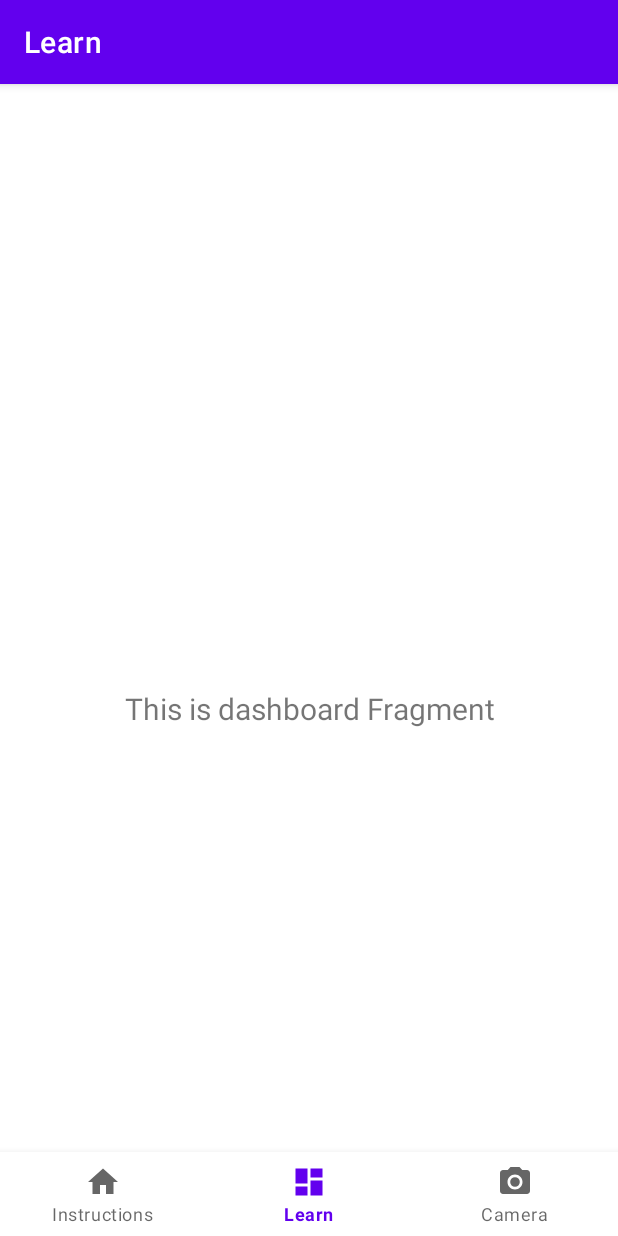
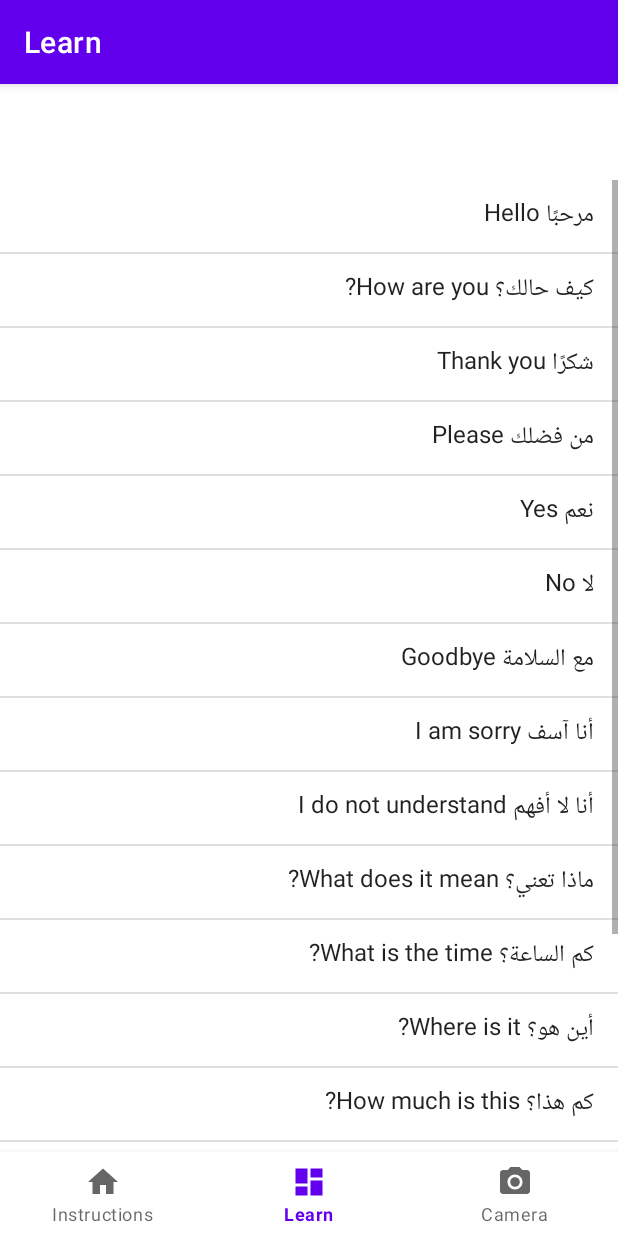
Before and after one commit to samielmadani/ArabicLingo, an Android app: the DashboardFragment screen opened through its navigation route, on a phone screen of 412 x 824 dp. Run offline under Robolectric (Android 15) with nearby library versions, the phone set to English and light mode, and no system bars; our stand-ins replace navigation-ui.

Commit message:
Saving progress

```diff
--- a/app/src/main/java/com/example/arabiclingo/ui/dashboard/DashboardFragment.kt
+++ b/app/src/main/java/com/example/arabiclingo/ui/dashboard/DashboardFragment.kt
@@ -1,37 +1,65 @@
 package com.example.arabiclingo.ui.dashboard
 
+import PhraseDialogFragment
 import android.os.Bundle
 import android.view.LayoutInflater
 import android.view.View
 import android.view.ViewGroup
-import android.widget.TextView
+import android.widget.ArrayAdapter
+import android.widget.Button
+import android.widget.ListView
 import androidx.fragment.app.Fragment
 import androidx.lifecycle.ViewModelProvider
+import com.example.arabiclingo.R
 import com.example.arabiclingo.databinding.FragmentDashboardBinding
+
+
+
 
 class DashboardFragment : Fragment() {
 
     private var _binding: FragmentDashboardBinding? = null
+    private val binding get() = _binding!!
+    private lateinit var listView: ListView
 
-    // This property is only valid between onCreateView and
-    // onDestroyView.
-    private val binding get() = _binding!!
+    private val phrasess = arrayOf(
+        "مرحبًا", "كيف حالك؟", "شكرًا", "من فضلك",
+        // Add more phrases here
+    )
+
+    private val phrases: Array<String> by lazy {
+        resources.getStringArray(R.array.phrases_array)
+    }
+
+
+
+
 
     override fun onCreateView(
         inflater: LayoutInflater,
         container: ViewGroup?,
         savedInstanceState: Bundle?
     ): View {
+
+
+
         val dashboardViewModel =
             ViewModelProvider(this).get(DashboardViewModel::class.java)
 
         _binding = FragmentDashboardBinding.inflate(inflater, container, false)
         val root: View = binding.root
 
-        val textView: TextView = binding.textDashboard
-        dashboardViewModel.text.observe(viewLifecycleOwner) {
-            textView.text = it
+        listView = root.findViewById(R.id.listView)
+
+        val adapter = ArrayAdapter(requireContext(), android.R.layout.simple_list_item_1, phrases)
+        listView.adapter = adapter
+
+        listView.setOnItemClickListener { _, _, position, _ ->
+            val selectedPhrase = phrases[position]
+            val dialogFragment = PhraseDialogFragment(selectedPhrase)
+            dialogFragment.show(parentFragmentManager, "PhraseDialog")
         }
+
         return root
     }
 
--- a/app/src/main/java/com/example/arabiclingo/ui/home/HomeFragment.kt
+++ b/app/src/main/java/com/example/arabiclingo/ui/home/HomeFragment.kt
@@ -32,6 +32,11 @@ class HomeFragment : Fragment() {
         homeViewModel.text.observe(viewLifecycleOwner) {
             textView.text = it
         }
+
+        val instructionsContent: TextView = binding.instructionsContent
+        homeViewModel.instructions.observe(viewLifecycleOwner) {
+            instructionsContent.text = it
+        }
         return root
     }
 
--- a/app/src/main/java/com/example/arabiclingo/ui/home/HomeViewModel.kt
+++ b/app/src/main/java/com/example/arabiclingo/ui/home/HomeViewModel.kt
@@ -7,7 +7,37 @@ import androidx.lifecycle.ViewModel
 class HomeViewModel : ViewModel() {
 
     private val _text = MutableLiveData<String>().apply {
-        value = "Welcome to ArabicLingo!"
+        value = "Welcome to ArabicLingo! \n\n" +
+                "Learn Arabic effortlessly with ArabicLingo. Explore the Learn Tab to practice translations and perfect your skills. " +
+                "In the Camera Tab, capture handwritten Arabic notes and share them. Your journey to Arabic fluency starts here."
     }
     val text: LiveData<String> = _text
+
+    private val _instructions = MutableLiveData<String>().apply {
+        value = "\nLearn Tab:\n" +
+                "\n" +
+                "In the Learn tab, you will find a list of Arabic phrases. To start learning, follow these steps:\n" +
+                "\n" +
+                "1. Tap on a specific phrase from the list.\n" +
+                "2. A box will appear where you can enter the English translation of the selected Arabic phrase.\n" +
+                "3. Press the \"Submit\" button.\n" +
+                "4. If your translation is correct, the phrase will appear in green.\n" +
+                "5. If your translation is incorrect, the phrase will appear in red.\n" +
+                "\n" +
+                "With the Learn tab, you can practice and enhance your Arabic vocabulary by translating phrases accurately.\n" +
+                "\n\n\n" +
+                "Camera Tab:\n" +
+                "\n" +
+                "In the Camera tab, you can utilize your phone's camera for a unique learning experience:\n" +
+                "\n" +
+                "1. Tap on the Camera tab.\n" +
+                "2. Use your phone's camera to take a photo of your handwritten Arabic writing.\n" +
+                "3. You can save the photo to your camera roll for future reference.\n" +
+                "4. You can also share the photo with your friends to get feedback or discuss your progress.\n" +
+                "\n" +
+                "The Camera tab provides an innovative way to practice your Arabic writing skills and share your learning journey with others.\n" +
+                "\n" +
+                "We hope you enjoy using ArabicLingo to learn Arabic and enhance your language skills. Happy learning!\n"
+    }
+    val instructions: LiveData<String> = _instructions
 }
--- a/app/src/main/res/layout/fragment_dashboard.xml
+++ b/app/src/main/res/layout/fragment_dashboard.xml
@@ -6,17 +6,11 @@
     android:layout_height="match_parent"
     tools:context=".ui.dashboard.DashboardFragment">
 
-    <TextView
-        android:id="@+id/text_dashboard"
+    <ListView
+        android:id="@+id/listView"
         android:layout_width="match_parent"
-        android:layout_height="wrap_content"
-        android:layout_marginStart="8dp"
+        android:layout_height="match_parent"
         android:layout_marginTop="8dp"
-        android:layout_marginEnd="8dp"
-        android:textAlignment="center"
-        android:textSize="20sp"
-        app:layout_constraintBottom_toBottomOf="parent"
-        app:layout_constraintEnd_toEndOf="parent"
-        app:layout_constraintStart_toStartOf="parent"
         app:layout_constraintTop_toTopOf="parent" />
+
 </androidx.constraintlayout.widget.ConstraintLayout>
--- a/app/src/main/res/values/strings.xml
+++ b/app/src/main/res/values/strings.xml
@@ -3,4 +3,57 @@
     <string name="title_home">Instructions</string>
     <string name="title_dashboard">Learn</string>
     <string name="title_notifications">Camera</string>
+
+
+
+
+
+
+    <string name="phrase_1">مرحبًا Hello</string>
+    <string name="phrase_2">كيف حالك؟ How are you?</string>
+    <string name="phrase_3">شكرًا Thank you</string>
+    <string name="phrase_4">من فضلك Please</string>
+    <string name="phrase_5">نعم Yes</string>
+    <string name="phrase_6">لا No</string>
+    <string name="phrase_7">مع السلامة Goodbye</string>
+    <string name="phrase_8">أنا آسف I am sorry</string>
+    <string name="phrase_9">أنا لا أفهم I do not understand</string>
+    <string name="phrase_10">ماذا تعني؟ What does it mean?</string>
+    <string name="phrase_11">كم الساعة؟ What is the time?</string>
+    <string name="phrase_12">أين هو؟ Where is it?</string>
+    <string name="phrase_13">كم هذا؟ How much is this?</string>
+    <string name="phrase_14">أنا جائع I am hungry</string>
+    <string name="phrase_15">أنا عطشان I am thirsty</string>
+    <string name="phrase_16">أنا تعبان I am tired</string>
+    <string name="phrase_17">أنا بخير I am fine</string>
+    <string name="phrase_18">ما اسمك؟ What is your name?</string>
+    <string name="phrase_19">أين الحمام؟ Where is the bathroom?</string>
+    <string name="phrase_20">ماذا تفعل؟ What are you doing?</string>
+
+    <string-array name="phrases_array">
+        <item>@string/phrase_1</item>
+        <item>@string/phrase_2</item>
+        <item>@string/phrase_3</item>
+        <item>@string/phrase_4</item>
+        <item>@string/phrase_5</item>
+        <item>@string/phrase_6</item>
+        <item>@string/phrase_7</item>
+        <item>@string/phrase_8</item>
+        <item>@string/phrase_9</item>
+        <item>@string/phrase_10</item>
+        <item>@string/phrase_11</item>
+        <item>@string/phrase_12</item>
+        <item>@string/phrase_13</item>
+        <item>@string/phrase_14</item>
+        <item>@string/phrase_15</item>
+        <item>@string/phrase_16</item>
+        <item>@string/phrase_17</item>
+        <item>@string/phrase_18</item>
+        <item>@string/phrase_19</item>
+        <item>@string/phrase_20</item>
+    </string-array>
+
+
+
+
 </resources>
```
Also changed, not shown: app/src/main/java/com/example/arabiclingo/ui/dashboard/PhraseDialogFragment.kt (added, +34 -0 lines), app/src/main/res/layout/fragment_home.xml (+30 -6 lines).
